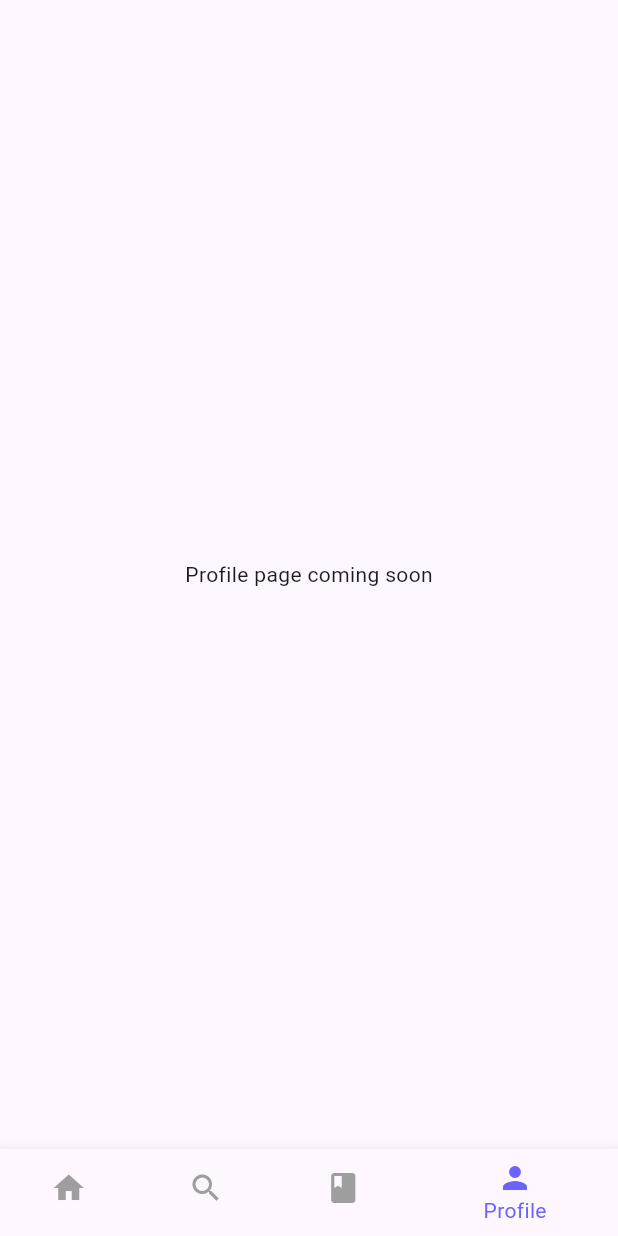
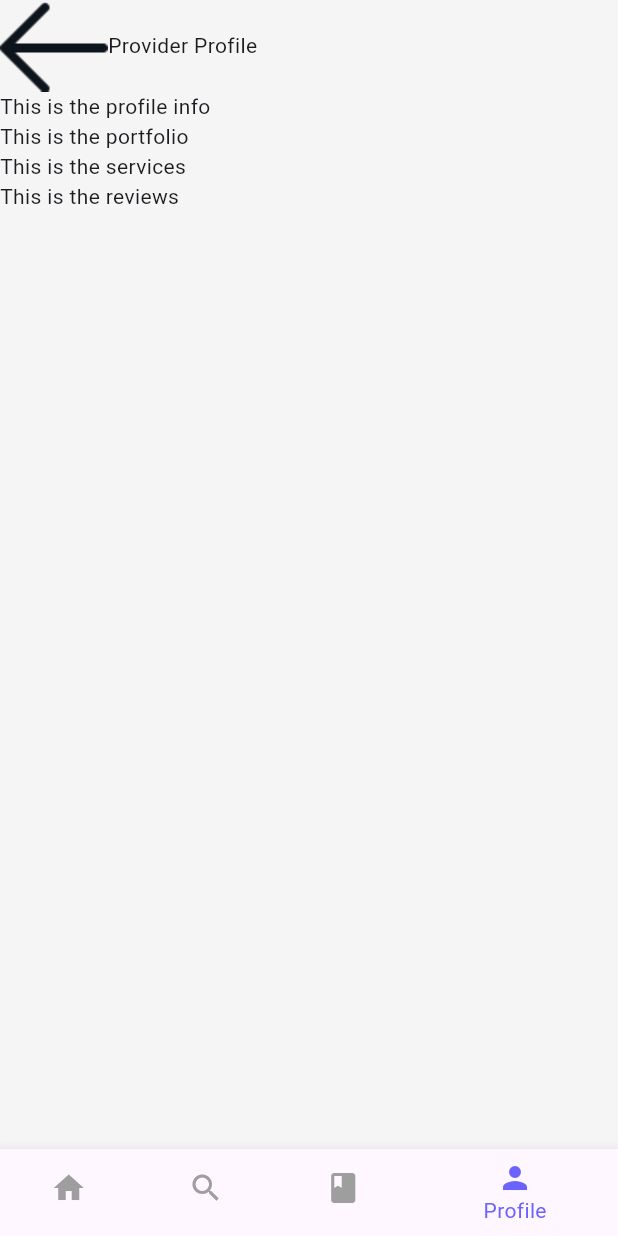
Before and after one commit to Timothy-src/ManiKultura, a Flutter app: the DashboardScreen screen opened directly, item 4 of the bottom bar chosen, on a phone screen of 412 x 824 dp. Run offline on Flutter 3.47's test engine with Material 3 defaults, Android fonts, the phone set to English and light mode, and no system bars.

Commit message:
Add initial code for Profile page

```diff
--- a/lib/screens/dashboard_screen.dart
+++ b/lib/screens/dashboard_screen.dart
@@ -1,5 +1,6 @@
 import 'package:flutter/material.dart';
 import 'package:mani_kultura/screens/home_screen.dart';
+import 'package:mani_kultura/screens/profile_screen.dart';
 
 class DashboardScreen extends StatefulWidget {
   const DashboardScreen({super.key});
@@ -15,7 +16,7 @@ class _DashboardScreenState extends State<DashboardScreen> {
     HomeScreen(),
     Center(child: Text("Search page coming soon")),
     Center(child: Text("Booking page coming soon")),
-    Center(child: Text("Profile page coming soon")),
+    ProfileScreen(),
   ];
 
   void onItemTapped(int index) {
--- a/lib/screens/profile_screen.dart
+++ b/lib/screens/profile_screen.dart
@@ -0,0 +1,73 @@
+import 'package:flutter/material.dart';
+
+class ProfileScreen extends StatefulWidget {
+  const ProfileScreen({super.key});
+
+  @override
+  State<ProfileScreen> createState() => _ProfileScreenState();
+}
+
+class _ProfileScreenState extends State<ProfileScreen> {
+  final _formKey = GlobalKey<FormState>();
+
+  @override
+  Widget build(BuildContext context) {
+    return Scaffold(
+      backgroundColor: Colors.grey[100]!,
+      body: SafeArea(
+        child: SingleChildScrollView(
+          child: Form(
+            key: _formKey,
+            child: Column(
+              crossAxisAlignment: CrossAxisAlignment.stretch,
+              children: [
+                _buildHeader(),
+                _buildProfileInfo(),
+                _buildPortfolio(),
+                _buildServices(),
+                _buildReviews(),
+              ],
+            ),
+          ),
+        ),
+      ),
+    );
+  }
+
+  Widget _buildHeader() {
+    return Row(
+      children: [
+        Image.asset("assets/ic_back_arrow.png"),
+        Text("Provider Profile"),
+      ],
+    );
+  }
+
+  Widget _buildProfileInfo() {
+    return Column(
+      crossAxisAlignment: CrossAxisAlignment.stretch,
+      children: [Text("This is the profile info")],
+    );
+  }
+
+  Widget _buildPortfolio() {
+    return Column(
+      crossAxisAlignment: CrossAxisAlignment.stretch,
+      children: [Text("This is the portfolio")],
+    );
+  }
+
+  Widget _buildServices() {
+    return Column(
+      crossAxisAlignment: CrossAxisAlignment.stretch,
+      children: [Text("This is the services")],
+    );
+  }
+
+  Widget _buildReviews() {
+    return Column(
+      crossAxisAlignment: CrossAxisAlignment.stretch,
+      children: [Text("This is the reviews")],
+    );
+  }
+}
--- a/pubspec.yaml
+++ b/pubspec.yaml
@@ -55,6 +55,11 @@ flutter:
   - assets/nail1.avif
   - assets/nail2.webp
   - assets/map.png
+  - assets/ic_back_arrow.png
+  - assets/img_portfolio_001.png
+  - assets/img_portfolio_002.png
+  - assets/img_portfolio_003.png
+  - assets/img_profile_photo_placeholder.png
 
   # The following line ensures that the Material Icons font is
   # included with your application, so that you can use the icons in
```
Also changed, not shown: assets/ic_back_arrow.png (added), assets/img_portfolio_001.png (added), assets/img_portfolio_002.png (added), assets/img_portfolio_003.png (added), assets/img_profile_photo_placeholder.png (added).
